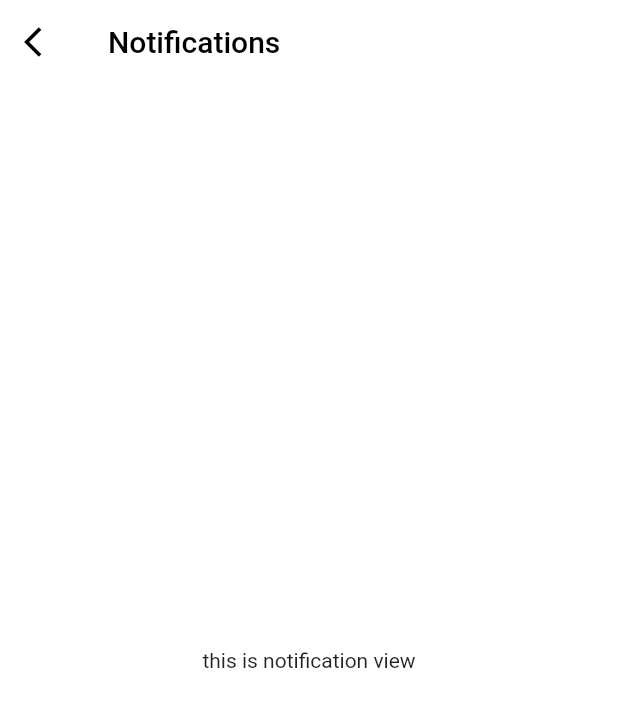
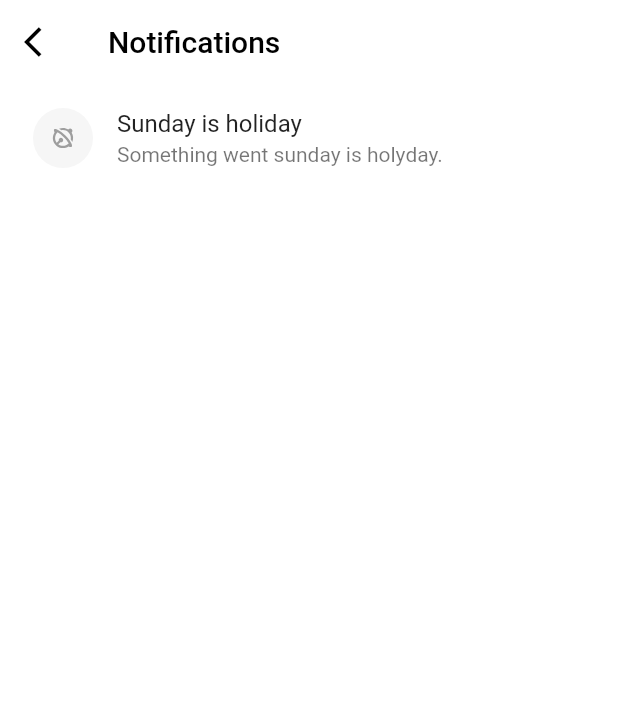
Before and after one commit to aninarafath6/arnhss, a Flutter app: the NotificationView screen opened by its route, on a phone screen of 412 x 824 dp. Shown: the top 707 px of the screen. Run offline on Flutter 3.47's test engine with Material 2 defaults, Android fonts, the phone set to English and light mode, and no system bars; our stand-ins replace cached_network_image, flutter_calendar_carousel, flutter_keyboard_visibility, flutter_otp_text_field, flutter_slidable, get and 6 more; accounts and stored records are empty; network calls fail.

Commit message:
notification tile

```diff
--- a/arnhss-app/lib/common/constants/app_sizes.dart
+++ b/arnhss-app/lib/common/constants/app_sizes.dart
@@ -1,4 +1,4 @@
 class AppSizes {
-  static const double defualt_padding = 21;
+  static const double default_padding = 21;
   static const double defualt_border_raidus = 8;
 }
--- a/arnhss-app/lib/features/authentication/otp_verification/widgets/user_card_rule.dart
+++ b/arnhss-app/lib/features/authentication/otp_verification/widgets/user_card_rule.dart
@@ -16,7 +16,7 @@ class UserRuleCard extends StatelessWidget {
   Widget build(BuildContext context) {
     return Container(
       margin: const EdgeInsets.symmetric(
-        vertical: AppSizes.defualt_padding - 15,
+        vertical: AppSizes.default_padding - 15,
       ),
       height: context.getHeight(7),
       width: double.infinity,
--- a/arnhss-app/lib/features/authentication/otp_verification/widgets/user_rule_card_list.dart
+++ b/arnhss-app/lib/features/authentication/otp_verification/widgets/user_rule_card_list.dart
@@ -13,7 +13,7 @@ class UserCardList extends StatelessWidget {
   @override
   Widget build(BuildContext context) {
     return Container(
-      padding: const EdgeInsets.all(AppSizes.defualt_padding + 2),
+      padding: const EdgeInsets.all(AppSizes.default_padding + 2),
       height: context.getHeight(40),
       decoration: const BoxDecoration(
         color: Colors.white,
--- a/arnhss-app/lib/features/notifications/view/notification_view.dart
+++ b/arnhss-app/lib/features/notifications/view/notification_view.dart
@@ -1,6 +1,8 @@
+import 'package:arnhss/common/constants/app_sizes.dart';
 import 'package:arnhss/common/constants/color_constants.dart';
 import 'package:arnhss/features/authentication/otp_verification/view/index.dart';
 import 'package:flutter/services.dart';
+import 'package:remixicon/remixicon.dart';
 
 class NotificationView extends StatelessWidget {
   const NotificationView({Key? key}) : super(key: key);
@@ -9,7 +11,40 @@ class NotificationView extends StatelessWidget {
   @override
   Widget build(BuildContext context) {
     return Scaffold(
-      appBar: AppBar(
+      appBar: _notificationsAppBar(context),
+      body: Padding(
+        padding: const EdgeInsets.symmetric(
+            horizontal: AppSizes.default_padding - 15),
+        child: ListView(
+          children: <Widget>[
+            Dismissible(
+              key: const ValueKey(1),
+              child: Padding(
+                padding: const EdgeInsets.only(bottom: 8.0),
+                child: ListTile(
+                  title: const Text("Sunday is holiday"),
+                  subtitle: const Text("Something went sunday is holyday."),
+                  leading: CircleAvatar(
+                    backgroundColor: CustomColors.lightBgOverlay,
+                    child: const Center(
+                      child: Icon(
+                        Remix.bell_line,
+                        size: 18,
+                        color: CustomColors.light,
+                      ),
+                    ),
+                  ),
+                ),
+              ),
+            )
+          ],
+        ),
+      ),
+    );
+  }
+
+  AppBar _notificationsAppBar(BuildContext context) {
+    return AppBar(
       backgroundColor: Colors.transparent,
       systemOverlayStyle:
           const SystemUiOverlayStyle(statusBarBrightness: Brightness.light),
@@ -22,10 +57,6 @@ class NotificationView extends StatelessWidget {
           onPressed: () => Navigator.pop(context),
           splashRadius: 28,
           icon: const Icon(Icons.arrow_back_ios, color: CustomColors.dark)),
-      ),
-      body: const Center(
-        child: Text("this is notification view"),
-      ),
     );
   }
 }
--- a/arnhss-app/lib/features/users/students/authentication/view/student_authentication.dart
+++ b/arnhss-app/lib/features/users/students/authentication/view/student_authentication.dart
@@ -12,7 +12,7 @@ class StudentAuthentication extends StatelessWidget {
     return Scaffold(
       appBar: customAppBar(context, title: "Student"),
       body: Padding(
-        padding: const EdgeInsets.all(AppSizes.defualt_padding),
+        padding: const EdgeInsets.all(AppSizes.default_padding),
         child: Column(
           children: [
             const Spacer(),
```
Lines whose indentation alone changed are shown as unchanged.
